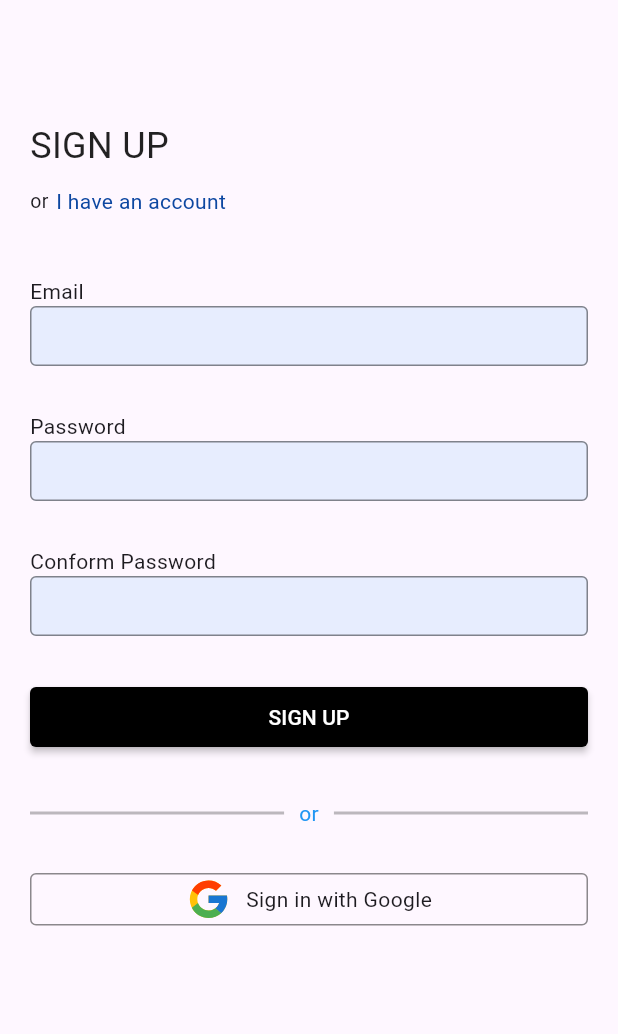
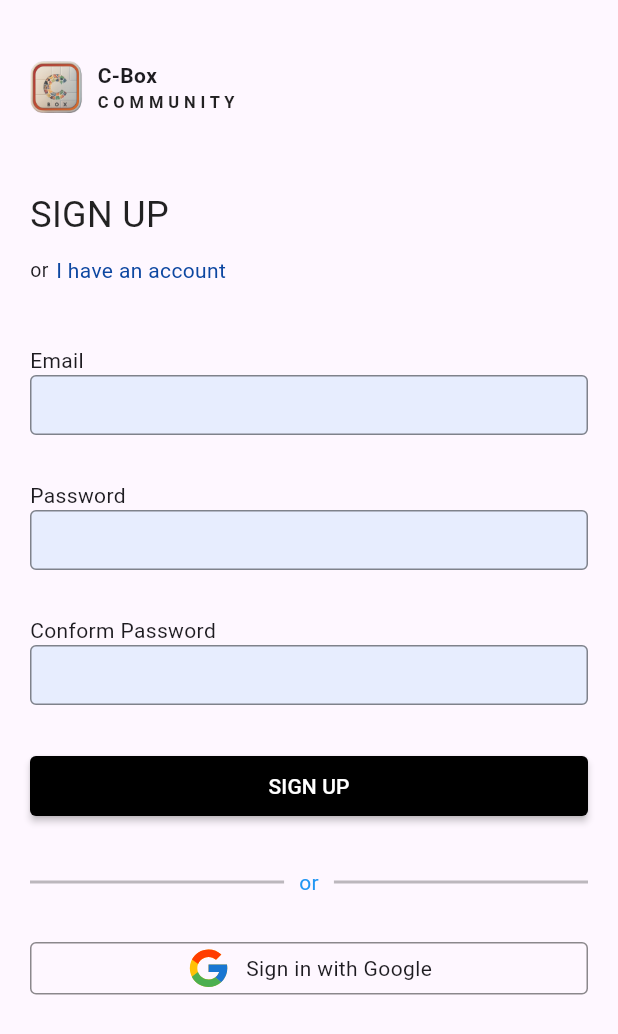
Before and after one commit to Asutosh-0/c-box-community, a Flutter app: the screen it shows after launch, after a tap on "Create an account", on a phone screen of 412 x 824 dp. Shown: the top 1034 px of the screen. Run offline on Flutter 3.47's test engine with Material 3 defaults, Android fonts, the phone set to English and light mode, and no system bars; our stand-ins replace firebase_auth, firebase_core, flutter_svg; accounts and stored records are empty; network calls fail.

Commit message:
organised the file and  add logo

```diff
--- a/lib/main.dart
+++ b/lib/main.dart
@@ -1,6 +1,5 @@
 import 'package:c_box/firebase_options.dart';
-import 'package:c_box/pages/Login.dart';
-import 'package:c_box/pages/signin.dart';
+import 'package:c_box/pages/AuthPage/Login.dart';
 import 'package:firebase_core/firebase_core.dart';
 import 'package:flutter/material.dart';
 
--- a/lib/pages/signup.dart
+++ b/lib/pages/AuthPage/Login.dart
@@ -1,21 +1,22 @@
 import 'package:c_box/navigation_bar/navigation_bar.dart';
-import 'package:c_box/pages/Login.dart';
+import 'package:c_box/pages/AuthPage/signup.dart';
 import 'package:c_box/services/Authentication.dart';
 import 'package:flutter/material.dart';
 import 'package:flutter_svg/flutter_svg.dart';
 
+class Login extends StatefulWidget {
+  const Login({super.key});
 
-class SignUp extends StatefulWidget {
   @override
-  State<SignUp> createState() => _SignUpState();
+  State<Login> createState() => _LoginState();
 }
 
-class _SignUpState extends State<SignUp> {
+class _LoginState extends State<Login> {
+
+
   TextEditingController emailC= TextEditingController();
 
   TextEditingController passwordC= TextEditingController();
-
-  TextEditingController cPasswordC= TextEditingController();
 
 
 
@@ -53,27 +54,21 @@ class _SignUpState extends State<SignUp> {
   {
     String email= emailC.text.trim();
     String password= passwordC.text.trim();
-    String cPassword= cPasswordC.text.trim();
 
-    if(email.isEmpty || password.isEmpty || cPassword.isEmpty )
+    if(email.isEmpty || password.isEmpty  )
     {
       print("enter all the field");
       showUpdate("enter all the field");
 
     }
     else{
-      if(password != cPassword)
-      {
-        print("password not match");
-        showUpdate("password not match");
-      }
-      else{
+
         showLoading();
         // sign up
-         String res = await SignUpUser(email, password);
+        String res = await SignInUser(email, password);
         if(res == "success")
         {
-             showUpdate("account create successfully");
+          showUpdate("account Login successfully");
           // navigating next User
           Navigator.pop(context);
           Navigator.push(context, MaterialPageRoute(builder: (context)=> Navigation_Bar()));
@@ -89,13 +84,8 @@ class _SignUpState extends State<SignUp> {
 
 
 
-
-
-      }
-
     }
   }
-
   @override
   Widget build(BuildContext context) {
     return Scaffold(
@@ -111,9 +101,27 @@ class _SignUpState extends State<SignUp> {
                 child: Column(
                   crossAxisAlignment: CrossAxisAlignment.start,
                   children: [
-                    SizedBox(height: 80),
+                    SizedBox(height: 40,),
+                    Row(
+                      children: [
+                        Container(
+                          width: 35,
+                          height: 35,
+                          child: Image.asset("assets/c_box.png",fit: BoxFit.cover,)
+                        ),
+                        SizedBox(width: 10,),
+                       Column(
+                         crossAxisAlignment: CrossAxisAlignment.start,
+                         children: [
+                           Text("C-Box",style: TextStyle(fontWeight: FontWeight.bold,fontSize: 14),),
+                           Text("C O M M U N I T Y",style: TextStyle(fontWeight: FontWeight.bold,fontSize: 11,color: Colors.black87),)
+                         ],
+                       )
+                      ],
+                    ),
+                    SizedBox(height: 50),
                     Text(
-                      "SIGN UP",
+                      "Login",
                       style: TextStyle(fontSize: 24, color: Colors.black87),
                     ),
                     SizedBox(height: 10),
@@ -124,9 +132,9 @@ class _SignUpState extends State<SignUp> {
                         InkWell(
                           onTap: () {
                             Navigator.pop(context);
-                            Navigator.push(context, MaterialPageRoute(builder: (context)=> Login()));
+                            Navigator.push(context, MaterialPageRoute(builder: (context)=> SignUp()));
                           },
-                          child: Text("I have an account",
+                          child: Text("Create an account",
                               style: TextStyle(color: Colors.blue[900])),
                         )
                       ],
@@ -177,29 +185,16 @@ class _SignUpState extends State<SignUp> {
                         ),
                       ),
                     ),
-
-                    SizedBox(height: 30),
-                    Text("Conform Password"),
-                    Container(
-                      height: 40,
-                      decoration: BoxDecoration(
-                        color: Colors.blue.withOpacity(0.1),
-                        borderRadius: BorderRadius.circular(4),
-                        border: Border.all(color: Colors.black45, width: 1),
-                      ),
-                      child: TextField(
-                        controller: cPasswordC,
-                        decoration: InputDecoration(
-                          hintStyle: TextStyle(
-                              fontSize: 15,
-                              fontWeight: FontWeight.w300,
-                              color: Colors.black45),
-                          border: OutlineInputBorder(
-                            borderRadius: BorderRadius.circular(4),
-                            borderSide: BorderSide.none,
-                          ),
-                        ),
-                      ),
+                    Row(
+                      mainAxisAlignment: MainAxisAlignment.end,
+                      children: [
+                        InkWell(
+                          onTap: () {
+                          },
+                          child: Text("Forgot Password",
+                              style: TextStyle(color: Colors.blue[900])),
+                        )
+                      ],
                     ),
                     SizedBox(height: 30),
                     Container(
@@ -213,11 +208,9 @@ class _SignUpState extends State<SignUp> {
                           ),
                         ),
                         onPressed: () {
-
                           CheckValue();
-                          // Navigator.push(context, MaterialPageRoute(builder: (context)=> Navigation_Bar()));
                         },
-                        child: Text("SIGN UP",
+                        child: Text("LOGIN",
                             style: TextStyle(color: Colors.white)),
                       ),
                     ),
@@ -267,6 +260,7 @@ class _SignUpState extends State<SignUp> {
                       ),
                     ),
                     SizedBox(height: 20,)
+
                   ],
                 ),
               ),
--- a/lib/pages/Login.dart
+++ b/lib/pages/AuthPage/signup.dart
@@ -1,22 +1,21 @@
 import 'package:c_box/navigation_bar/navigation_bar.dart';
-import 'package:c_box/pages/signup.dart';
+import 'package:c_box/pages/AuthPage/Login.dart';
 import 'package:c_box/services/Authentication.dart';
 import 'package:flutter/material.dart';
 import 'package:flutter_svg/flutter_svg.dart';
 
-class Login extends StatefulWidget {
-  const Login({super.key});
 
+class SignUp extends StatefulWidget {
   @override
-  State<Login> createState() => _LoginState();
+  State<SignUp> createState() => _SignUpState();
 }
 
-class _LoginState extends State<Login> {
-
-
+class _SignUpState extends State<SignUp> {
   TextEditingController emailC= TextEditingController();
 
   TextEditingController passwordC= TextEditingController();
+
+  TextEditingController cPasswordC= TextEditingController();
 
 
 
@@ -54,21 +53,27 @@ class _LoginState extends State<Login> {
   {
     String email= emailC.text.trim();
     String password= passwordC.text.trim();
+    String cPassword= cPasswordC.text.trim();
 
-    if(email.isEmpty || password.isEmpty  )
+    if(email.isEmpty || password.isEmpty || cPassword.isEmpty )
       {
         print("enter all the field");
         showUpdate("enter all the field");
 
       }
     else{
-
+      if(password != cPassword)
+      {
+        print("password not match");
+        showUpdate("password not match");
+      }
+      else{
         showLoading();
         // sign up
-        String res = await SignInUser(email, password);
+         String res = await SignUpUser(email, password);
          if(res == "success")
            {
-          showUpdate("account Login successfully");
+             showUpdate("account create successfully");
              // navigating next User
              Navigator.pop(context);
              Navigator.push(context, MaterialPageRoute(builder: (context)=> Navigation_Bar()));
@@ -84,8 +89,13 @@ class _LoginState extends State<Login> {
 
 
 
+
+
+      }
+
     }
   }
+
   @override
   Widget build(BuildContext context) {
     return Scaffold(
@@ -101,9 +111,27 @@ class _LoginState extends State<Login> {
                 child: Column(
                   crossAxisAlignment: CrossAxisAlignment.start,
                   children: [
-                    SizedBox(height: 80),
+                    SizedBox(height: 40,),
+                    Row(
+                      children: [
+                        Container(
+                            width: 35,
+                            height: 35,
+                            child: Image.asset("assets/c_box.png",fit: BoxFit.cover,)
+                        ),
+                        SizedBox(width: 10,),
+                        Column(
+                          crossAxisAlignment: CrossAxisAlignment.start,
+                          children: [
+                            Text("C-Box",style: TextStyle(fontWeight: FontWeight.bold,fontSize: 14),),
+                            Text("C O M M U N I T Y",style: TextStyle(fontWeight: FontWeight.bold,fontSize: 11,color: Colors.black87),)
+                          ],
+                        )
+                      ],
+                    ),
+                    SizedBox(height: 50),
                     Text(
-                      "Login",
+                      "SIGN UP",
                       style: TextStyle(fontSize: 24, color: Colors.black87),
                     ),
                     SizedBox(height: 10),
@@ -114,9 +142,9 @@ class _LoginState extends State<Login> {
                         InkWell(
                           onTap: () {
                             Navigator.pop(context);
-                            Navigator.push(context, MaterialPageRoute(builder: (context)=> SignUp()));
+                            Navigator.push(context, MaterialPageRoute(builder: (context)=> Login()));
                           },
-                          child: Text("Create an account",
+                          child: Text("I have an account",
                               style: TextStyle(color: Colors.blue[900])),
                         )
                       ],
@@ -167,16 +195,29 @@ class _LoginState extends State<Login> {
                         ),
                       ),
                     ),
-                    Row(
-                      mainAxisAlignment: MainAxisAlignment.end,
-                      children: [
-                        InkWell(
-                          onTap: () {
-                          },
-                          child: Text("Forgot Password",
-                              style: TextStyle(color: Colors.blue[900])),
-                        )
-                      ],
+
+                    SizedBox(height: 30),
+                    Text("Conform Password"),
+                    Container(
+                      height: 40,
+                      decoration: BoxDecoration(
+                        color: Colors.blue.withOpacity(0.1),
+                        borderRadius: BorderRadius.circular(4),
+                        border: Border.all(color: Colors.black45, width: 1),
+                      ),
+                      child: TextField(
+                        controller: cPasswordC,
+                        decoration: InputDecoration(
+                          hintStyle: TextStyle(
+                              fontSize: 15,
+                              fontWeight: FontWeight.w300,
+                              color: Colors.black45),
+                          border: OutlineInputBorder(
+                            borderRadius: BorderRadius.circular(4),
+                            borderSide: BorderSide.none,
+                          ),
+                        ),
+                      ),
                     ),
                     SizedBox(height: 30),
                     Container(
@@ -190,9 +231,11 @@ class _LoginState extends State<Login> {
                           ),
                         ),
                         onPressed: () {
+
                           CheckValue();
+                          // Navigator.push(context, MaterialPageRoute(builder: (context)=> Navigation_Bar()));
                         },
-                        child: Text("LOGIN",
+                        child: Text("SIGN UP",
                             style: TextStyle(color: Colors.white)),
                       ),
                     ),
@@ -242,7 +285,6 @@ class _LoginState extends State<Login> {
                       ),
                     ),
                     SizedBox(height: 20,)
-
                   ],
                 ),
               ),
--- a/lib/pages/home.dart
+++ b/lib/pages/Screens/home.dart
@@ -1,5 +1,5 @@
 import 'package:c_box/pages/comment.dart';
-import 'package:c_box/pages/signin.dart';
+
 import 'package:flutter/material.dart';
 
 class Home extends StatefulWidget {
@@ -89,10 +89,17 @@ class _Home extends State<Home> {
         backgroundColor: Colors.purple[50],
         leading: Padding(
           padding: const EdgeInsets.all(6.0),
-          child: Material(
-            borderRadius: BorderRadius.circular(6),
-            child: Image.asset('assets/c_box.png'),
+          child:
+          Container(
+            padding: EdgeInsets.all(3.0),
+              width: 25,
+              height: 25,
+              child: Image.asset("assets/c_box.png",fit: BoxFit.cover,)
           ),
+          // Material(
+          //   borderRadius: BorderRadius.circular(6),
+          //   child: Image.asset('assets/c_box.png'),
+          // ),
         ),
         title: const Column(
           mainAxisAlignment: MainAxisAlignment.start,
@@ -201,10 +208,7 @@ class _Home extends State<Home> {
                                     icon: Icon(Icons.favorite_outline, color: Colors.purpleAccent),
                                     onPressed: () {
                                       print('Favorite clicked at index $index');
-                                      Navigator.pushReplacement(
-                                        context,
-                                        MaterialPageRoute(builder: (context) => SignIn()),
-                                      );
+
                                     },
                                   ),
                                   SizedBox(width: 5),
--- a/lib/pages/profile.dart
+++ b/lib/pages/Screens/profile.dart
@@ -1,5 +1,5 @@
 import 'package:c_box/pages/EditProfilePage.dart';
-import 'package:c_box/pages/post.dart';
+import 'package:c_box/pages/Screens/post.dart';
 import 'package:flutter/material.dart';
 import 'package:flutter_svg/flutter_svg.dart';
 
--- a/lib/pages/comment.dart
+++ b/lib/pages/comment.dart
@@ -1,6 +1,8 @@
-import 'package:c_box/pages/Home.dart';
+
 import 'package:flutter/cupertino.dart';
 import 'package:flutter/material.dart';
+
+import 'Screens/home.dart';
 
 class Comment extends StatefulWidget {
   const Comment({super.key});
```
Also changed, not shown: lib/navigation_bar/navigation_bar.dart (+5 -4 lines), lib/pages/Screens/post.dart (renamed from lib/pages/post.dart), lib/pages/Screens/search.dart (renamed from lib/pages/search.dart). Lines whose indentation alone changed are shown as unchanged.
